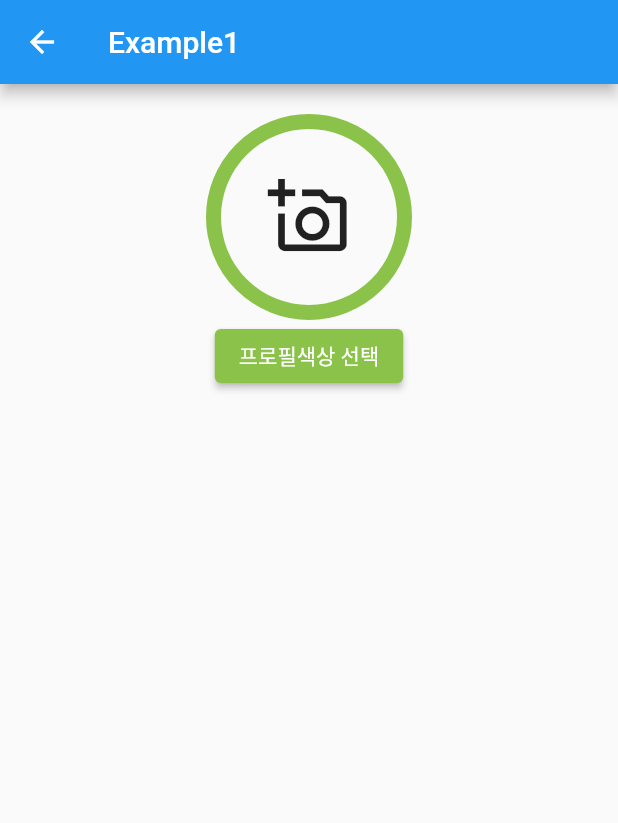
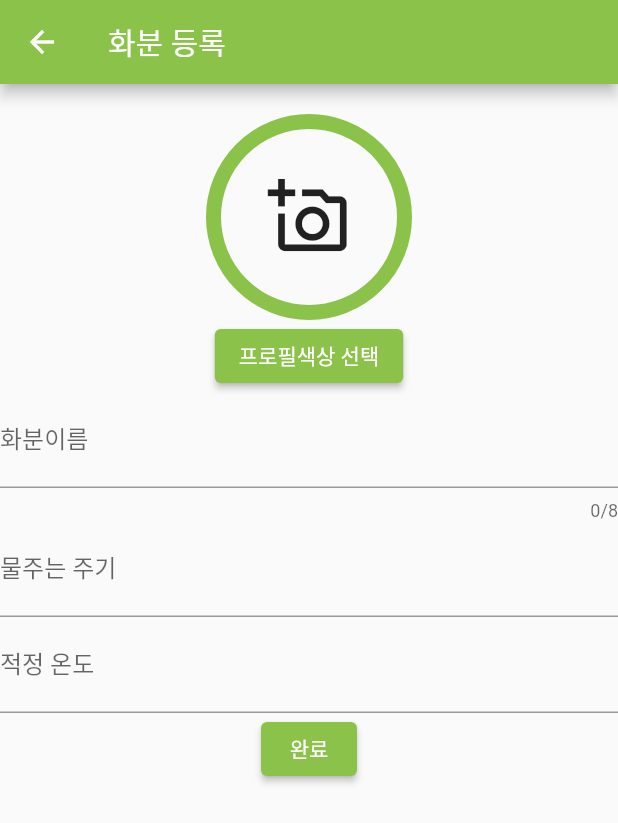
Before and after one commit to HoChanny/MyGreen, a Flutter app: the screen it shows after launch, after a tap on the "add" icon, on a phone screen of 412 x 824 dp. Shown: the top 823 px of the screen. Run offline on Flutter 3.47's test engine with Material 2 defaults, Android fonts, the phone set to English and light mode, and no system bars; our stand-ins replace flutter_colorpicker, image_picker, permission_handler.

Commit message:
Feat: 등록화면 추가

```diff
--- a/lib/main.dart
+++ b/lib/main.dart
@@ -1,6 +1,5 @@
 import 'package:flutter/material.dart';
-import 'package:mygreen/screen/registration.dart';
-
+import 'package:mygreen/screen/home_screen.dart';
 
 void main() {
   runApp(const MyApp());
@@ -11,42 +10,23 @@ class MyApp extends StatelessWidget {
 
   @override
   Widget build(BuildContext context) {
-    return MainPage();
+    return const MainPage();
   }
 }
 
 class MainPage extends StatelessWidget { //Main page
   const MainPage({ Key? key }) : super(key: key);
+  final isLogin = false;
 
   @override
   Widget build(BuildContext context) {
     return MaterialApp(
-        home: Scaffold(
-      appBar: AppBar(
-        title: Text("MyGreen"),
+      theme: ThemeData(
+        colorScheme: const ColorScheme.light(
+          primary: Colors.lightGreen,
+        )
       ),
-      body: RegistrationButton(),
-      )
+      home:  const HomeScreen(),
     );
   }
 }
-
-class RegistrationButton extends StatelessWidget {
-  const RegistrationButton({ Key? key }) : super(key: key);
-
-  @override
-  Widget build(BuildContext context) {
-    return Container(
-      margin: EdgeInsets.all(30),
-      width: 500,
-      decoration: BoxDecoration(
-        color: Colors.lightBlue,
-        borderRadius: BorderRadius.circular(20),
-      ),
-      child: IconButton(onPressed: (){
-        Navigator.push(context,
-        MaterialPageRoute(builder: (context) => RegistrationPage()));
-      }, icon: Icon(Icons.add)),
-    );
-  }
-}
--- /dev/null
+++ b/lib/screen/home_screen.dart
@@ -0,0 +1,45 @@
+import 'package:flutter/material.dart';
+import 'package:mygreen/screen/pot_registration_screen.dart';
+
+class HomeScreen extends StatefulWidget {
+  const HomeScreen({super.key});
+
+  @override
+  State<HomeScreen> createState() => _HomeScreenState();
+}
+
+class _HomeScreenState extends State<HomeScreen> {
+  @override
+  Widget build(BuildContext context) {
+    return Scaffold(
+      appBar: AppBar(),
+      body: SingleChildScrollView(
+        child: Column(
+          children: [
+            Center(
+              child: Container(
+                width: MediaQuery.of(context).size.width*0.8,
+                height: MediaQuery.of(context).size.width*0.25,
+                padding: const EdgeInsets.all(20),
+                decoration: BoxDecoration(
+                  //color: ,
+                  borderRadius: BorderRadius.circular(100),
+                ),
+                child: ElevatedButton(
+                  onPressed: () {
+                    Navigator.push(
+                        context,
+                        MaterialPageRoute(
+                            builder: (context) => const RegistrationPage()));
+                  },
+                  child: const Icon(Icons.add),
+
+                ),
+              ),
+            ),
+          ],
+        ),
+      ),
+    );
+  }
+}
--- /dev/null
+++ b/lib/screen/pot_registration_screen.dart
@@ -0,0 +1,248 @@
+import 'dart:io';
+import 'package:permission_handler/permission_handler.dart';
+import 'package:flutter/foundation.dart';
+import 'package:flutter/material.dart';
+import 'package:flutter_colorpicker/flutter_colorpicker.dart';
+import 'package:image_picker/image_picker.dart';
+import 'package:flutter/services.dart' show rootBundle;
+import 'package:path_provider/path_provider.dart';
+
+class RegistrationPage extends StatefulWidget {
+  const RegistrationPage({Key? key}) : super(key: key);
+
+  @override
+  State<RegistrationPage> createState() => _RegistrationPageState();
+}
+
+class _RegistrationPageState extends State<RegistrationPage> {
+  XFile? _pickedFile ;
+  Color profileColor = Colors.lightGreen;
+  var potName;
+  var properTemperature;
+  var wateringCycle;
+
+  final _nameFormKey = GlobalKey<FormState>();
+  final _tempFormKey = GlobalKey<FormState>();
+  final _waterFormKey = GlobalKey<FormState>();
+
+  @override
+  Widget build(BuildContext context) {
+    final imageSize = MediaQuery.of(context).size.width / 3;
+
+    return SafeArea(
+      child: Scaffold(
+        appBar: AppBar(
+          title: const Text('화분 등록'),
+        ),
+        body: Column(
+          children: [
+            const SizedBox(
+              height: 20,
+            ),
+            Center(
+              child: Container(
+                decoration: BoxDecoration(
+                  shape: BoxShape.circle,
+                  border: Border.all(width: 10, color: profileColor),
+                ),
+                width: imageSize,
+                height: imageSize,
+                child: GestureDetector(
+                    onTap: () {
+                      Permission.camera.request();
+                      Permission.photos.request();
+                      selectImage();
+                    },
+                    child: _pickedFile != null
+                        ? Center(
+                            child: Container(
+                              decoration: BoxDecoration(
+                                shape: BoxShape.circle,
+                                image: DecorationImage(
+                                    image: FileImage(File(_pickedFile!.path)),
+                                    fit: BoxFit.cover),
+                              ),
+                            ),
+                          ) //Image.file(File(_pickedFile!.path))
+                        : Center(
+                            child: Icon(
+                            const IconData(0xee39, fontFamily: 'MaterialIcons'),
+                            size: imageSize * 0.4,
+                          ))),
+              ),
+            ),
+            ElevatedButton(
+                style: ElevatedButton.styleFrom(
+                  backgroundColor: profileColor,
+                ),
+                onPressed: () {
+                  _selectColor();
+                },
+                child: const Text("프로필색상 선택")),
+            Form(
+                key: _nameFormKey,
+                child: TextFormField(
+                  maxLength: 8,
+                  decoration: const InputDecoration(
+                      //counterStyle: TextStyle(),
+                      labelText: '화분이름',
+                      hintText: '8글자 이내'),
+                  validator: (value) {
+                    if (value!.isEmpty) {
+                      return '화분 이름은 필수 항목입니다.';
+                    }
+                  },
+                  onSaved: (value) {
+                    setState(() {
+                      potName = value;
+                    });
+                  },
+                )),
+            Form(
+                key: _waterFormKey,
+                child: TextFormField(
+                  maxLength: 3,
+                  keyboardType: TextInputType.number,
+                  decoration: const InputDecoration(
+                      counterText: "",
+                      labelText: '물주는 주기',
+                      hintText: '물주는 주기(일)'),
+                  validator: (value) {
+                    if (value!.isEmpty) {
+                      return '물주는 주기는 필수 항목입니다.';
+                    }
+                  },
+                  onSaved: (value) {
+                    setState(() {
+                      wateringCycle = value;
+                    });
+                  },
+                )),
+            Form(
+                key: _tempFormKey,
+                child: TextFormField(
+                  maxLength: 3,
+                  keyboardType: TextInputType.number,
+                  decoration: const InputDecoration(
+                      counterText: "",
+                      labelText: '적정 온도',
+                      hintText: '적정 온도(°C)'),
+                  validator: (value) {
+                    if (value!.isEmpty) {
+                      return '적정 온도는 필수 항목입니다.';
+                    }
+                  },
+                  onSaved: (value) {
+                    setState(() {
+                      properTemperature = value;
+                    });
+                  },
+                )),
+            ElevatedButton(
+                onPressed: () {
+                  final nameFormKeyState = _nameFormKey.currentState;
+                  final waterFormKeyState = _waterFormKey.currentState;
+                  final tempFormKeyState = _tempFormKey.currentState;
+                  if (nameFormKeyState!.validate()) {
+                    nameFormKeyState.save();
+                  }
+                  if (waterFormKeyState!.validate()) {
+                    waterFormKeyState.save();
+                  }
+                  if (tempFormKeyState!.validate()) {
+                    tempFormKeyState.save();
+                  }
+                  print(potName);
+                  print(properTemperature);
+                  print(wateringCycle);
+                },
+                child: Text('완료')),
+          ],
+        ),
+      ),
+    );
+  }
+
+  selectImage() {
+    return showDialog(
+      context: context,
+      builder: (context) {
+        return AlertDialog(
+          title: const Text('프로필 사진 설정'),
+          content: const Text('사진을 촬영하거나 앨범에서 선택해 주세요.'),
+          actions: [
+            TextButton(
+                onPressed: () {
+                  _getCameraImage();
+                },
+                child: const Text('사진 촬영')),
+            TextButton(
+                onPressed: () {
+                  _getPhotoLibraryImage();
+                },
+                child: const Text('앨범에서 선택')),
+            TextButton(
+                onPressed: () {
+                  Navigator.pop(context);
+                },
+                child: const Text('완료')),
+          ],
+        );
+      },
+    );
+  }
+
+  _getCameraImage() async {
+    final pickedFile =
+        await ImagePicker().pickImage(source: ImageSource.camera);
+    if (pickedFile != null) {
+      setState(() {
+        _pickedFile = pickedFile;
+      });
+    } else {
+      if (kDebugMode) {
+        print('이미지 선택안함');
+      }
+    }
+  }
+
+  _getPhotoLibraryImage() async {
+    final pickedFile =
+        await ImagePicker().pickImage(source: ImageSource.gallery);
+    if (pickedFile != null) {
+      setState(() {
+        _pickedFile = pickedFile;
+      });
+    } else {
+      if (kDebugMode) {
+        print('이미지 선택안함');
+      }
+    }
+  }
+
+  _selectColor() {
+    return showDialog(
+        context: context,
+        builder: (context) {
+          return AlertDialog(
+            title: const Text('프로필색상 설정'),
+            content: SingleChildScrollView(
+              child: BlockPicker(
+                  pickerColor: profileColor,
+                  onColorChanged: (Color color) {
+                    setState(() {
+                      profileColor = color;
+                    });
+                  }),
+            ),
+            actions: [
+              ElevatedButton(
+                  onPressed: () {
+                    Navigator.of(context).pop();
+                  },
+                  child: const Text('완료'))
+            ],
+          );
+        });
+  }
+}
--- a/lib/screen/registration.dart
+++ /dev/null
@@ -1,156 +0,0 @@
-import 'dart:io';
-
-import 'package:flutter/foundation.dart';
-import 'package:flutter/material.dart';
-import 'package:flutter_colorpicker/flutter_colorpicker.dart';
-import 'package:image_picker/image_picker.dart';
-
-class RegistrationPage extends StatefulWidget {
-  const RegistrationPage({Key? key}) : super(key: key);
-
-  @override
-  State<RegistrationPage> createState() => _RegistrationPageState();
-}
-
-class _RegistrationPageState extends State<RegistrationPage> {
-  XFile? _pickedFile;
-  Color profileColor = Colors.lightGreen;
-  @override
-  Widget build(BuildContext context) {
-    final _imageSize = MediaQuery.of(context).size.width / 3;
-
-    return SafeArea(
-      child: Scaffold(
-        appBar: AppBar(
-          title: const Text('Example1'),
-        ),
-        body: Column(
-          children: [
-            const SizedBox(height: 20,),
-            if (_pickedFile == null)
-              Container(
-                constraints: BoxConstraints(
-                  minHeight: _imageSize,
-                  minWidth: _imageSize,
-                ),
-                decoration: BoxDecoration(
-                    shape: BoxShape.circle,
-                    border: Border.all(
-                        width: 10, color: profileColor),
-                  ),
-                child: GestureDetector(
-                  onTap: () {
-                    selectImage();
-                  },
-                  child: Center(
-                    child: Icon(IconData(0xee39, fontFamily: 'MaterialIcons'),
-                    size: _imageSize*0.4,)
-                  ),
-                ),
-              )
-            else
-              Center(
-                child: Container(
-                  width: _imageSize,
-                  height: _imageSize,
-                  decoration: BoxDecoration(
-                    shape: BoxShape.circle,
-                    border: Border.all(
-                        width: 10, color: profileColor),
-                    image: DecorationImage(
-                        image: FileImage(File(_pickedFile!.path)),
-                        fit: BoxFit.cover),
-                  ),
-                  child: GestureDetector(
-                    onTap: (){
-                      selectImage();
-                    },
-                  ),
-                ),
-              ),
-            ElevatedButton(
-              style: ElevatedButton.styleFrom(
-                backgroundColor: profileColor,
-              ),
-              onPressed: (){
-              _selectColor();
-            }, child: Text("프로필색상 선택"))
-          ],
-        ),
-      ),
-    );
-  }
-
-  selectImage() {
-    return showDialog(
-      context: context,
-      builder: (context) {
-        return AlertDialog(
-          title: Text('프로필 사진 설정'),
-          content: Text('사진을 촬영하거나 앨범에서 선택해 주세요.'),
-          actions: [
-            TextButton(onPressed: (){
-              _getCameraImage();
-            }, child: Text('사진 촬영')),
-            TextButton(onPressed: (){
-              _getPhotoLibraryImage();
-            }, child: Text('앨범에서 선택')),
-
-          ],
-        );
-      },
-    );
-  }
-
-  _getCameraImage() async {
-    final pickedFile =
-        await ImagePicker().pickImage(source: ImageSource.camera);
-    if (pickedFile != null) {
-      setState(() {
-        _pickedFile = pickedFile;
-      });
-    } else {
-      if (kDebugMode) {
-        print('이미지 선택안함');
-      }
-    }
-  }
-
-  _getPhotoLibraryImage() async {
-    final pickedFile =
-        await ImagePicker().pickImage(source: ImageSource.gallery);
-    if (pickedFile != null) {
-      setState(() {
-        _pickedFile = pickedFile;
-      });
-    } else {
-      if (kDebugMode) {
-        print('이미지 선택안함');
-      }
-    }
-  }
-
-  _selectColor(){
-    return showDialog(
-      context: context,
-      builder: (context){
-       return AlertDialog(
-          title: Text('프로필색상 설정'),
-          content: SingleChildScrollView(
-            child: BlockPicker(
-              pickerColor: profileColor,
-              onColorChanged: (Color color){
-                setState(() {
-                  profileColor = color;
-                });
-              }),
-          ),
-          actions: [
-            ElevatedButton(onPressed: (){
-              Navigator.of(context).pop();
-            }, child: Text('완료'))
-          ],
-        );
-      });
-  }
-}
--- a/pubspec.yaml
+++ b/pubspec.yaml
@@ -37,6 +37,7 @@ dependencies:
   cupertino_icons: ^1.0.2
   permission_handler: ^10.2.0
   image_picker: ^0.8.1
+  path_provider:
 
 
 dev_dependencies:
@@ -63,7 +64,7 @@ flutter:
 
   # To add assets to your application, add an assets section, like this:
   assets:
-    - assets/image/getPhoto.png
+    - assets/image
   #   - images/a_dot_burr.jpeg
   #   - images/a_dot_ham.jpeg
 
```
Also changed, not shown: assets/image/basicPot.jpg (added), lib/screen/photoGet.dart (deleted), pubspec.lock.
